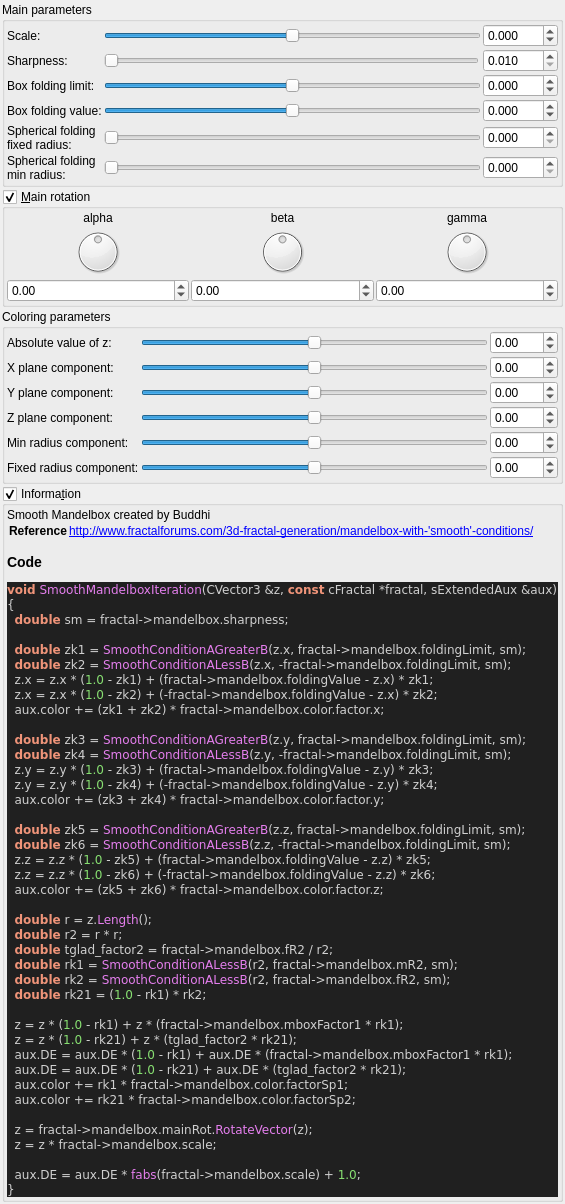
Old version of the form mandelbulber2/qt_data/fractal_smooth_mandelbox.ui in the repository buddhi1980/mandelbulber2.
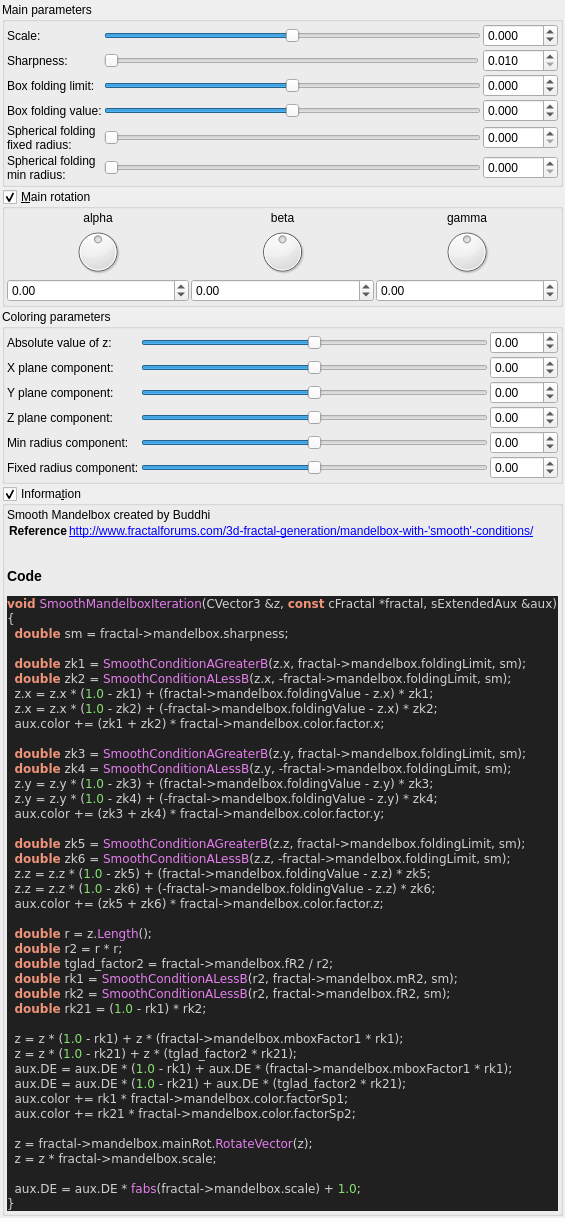
New version of the form. Custom widgets are drawn as their Qt base class.

Commit message:
stripped code highlight output to body tag
 the surrounding part (HTML Tag and comment) contained version specific parts.
 Now only the body tag will be written to the ui file,
 so the complete output of populateUiInformation.php should be reproducable.

 Also readded broken symlinks in deploy/share/mandelbulber2

What changed in the file:
```diff
--- a/mandelbulber2/qt_data/fractal_smooth_mandelbox.ui
+++ b/mandelbulber2/qt_data/fractal_smooth_mandelbox.ui
@@ -989,17 +989,12 @@
        <widget class="QLabel" name="label_code_content">
         <property name="text">
          <string>&lt;p&gt;Smooth Mandelbox created by Buddhi&lt;/p&gt;&lt;table&gt;
-&lt;tr&gt;&lt;th&gt;Reference&lt;/th&gt;&lt;td&gt;&lt;a href=&quot;http://www.fractalforums.com/3d-fractal-generation/mandelbox-with-'smooth'-conditions/&quot;&gt;http://www.fractalforums.com/3d-fractal-generation/mandelbox-with-'smooth'-conditions/&lt;/a&gt;&lt;/td&gt;&lt;/tr&gt;
+&lt;tr&gt;&lt;th&gt;Reference&lt;/th&gt;&lt;td&gt;&lt;a href=&quot;http://www.fractalforums.com/3d-fractal-generation/mandelbox-with-'smooth'-conditions/&quot;&gt;http://www.fractalforums.com/3d-fractal-generation/mandelbox-with-'smooth'-conditions/&lt;br&gt;
+&lt;/td&gt;&lt;/tr&gt;
 &lt;/table&gt;
 &lt;h3&gt;Code&lt;/h3&gt;
-&lt;!DOCTYPE HTML PUBLIC &quot;-//W3C//DTD HTML 4.0 Transitional//EN&quot;&gt;
-&lt;html&gt;
-&lt;head&gt;
-&lt;meta http-equiv=&quot;content-type&quot; content=&quot;text/html; charset=ISO-8859-1&quot;&gt;
-&lt;title&gt;Source file&lt;/title&gt;
-&lt;/head&gt;
 &lt;body style=&quot;background-color:#202020&quot;&gt;
-&lt;pre style=&quot;color:#d0d0d0; background-color:#202020;  font-family:'Courier New';&quot;&gt;&lt;span style=&quot;color:#f09479; font-weight:bold&quot;&gt;void&lt;/span&gt; &lt;span style=&quot;color:#e47eed&quot;&gt;SmoothMandelboxIteration&lt;/span&gt;&lt;span style=&quot;color:#d0d0d0&quot;&gt;(&lt;/span&gt;CVector3 &lt;span style=&quot;color:#d0d0d0&quot;&gt;&amp;amp;&lt;/span&gt;z&lt;span style=&quot;color:#d0d0d0&quot;&gt;,&lt;/span&gt; &lt;span style=&quot;color:#f09479; font-weight:bold&quot;&gt;const&lt;/span&gt; cFractal &lt;span style=&quot;color:#d0d0d0&quot;&gt;*&lt;/span&gt;fractal&lt;span style=&quot;color:#d0d0d0&quot;&gt;,&lt;/span&gt; sExtendedAux &lt;span style=&quot;color:#d0d0d0&quot;&gt;&amp;amp;&lt;/span&gt;aux&lt;span style=&quot;color:#d0d0d0&quot;&gt;)&lt;/span&gt;
+&lt;pre style=&quot;color:#d0d0d0; background-color:#202020;  font-family:'Courier New',monospace;&quot;&gt;&lt;span style=&quot;color:#f09479; font-weight:bold&quot;&gt;void&lt;/span&gt; &lt;span style=&quot;color:#e47eed&quot;&gt;SmoothMandelboxIteration&lt;/span&gt;&lt;span style=&quot;color:#d0d0d0&quot;&gt;(&lt;/span&gt;CVector3 &lt;span style=&quot;color:#d0d0d0&quot;&gt;&amp;amp;&lt;/span&gt;z&lt;span style=&quot;color:#d0d0d0&quot;&gt;,&lt;/span&gt; &lt;span style=&quot;color:#f09479; font-weight:bold&quot;&gt;const&lt;/span&gt; cFractal &lt;span style=&quot;color:#d0d0d0&quot;&gt;*&lt;/span&gt;fractal&lt;span style=&quot;color:#d0d0d0&quot;&gt;,&lt;/span&gt; sExtendedAux &lt;span style=&quot;color:#d0d0d0&quot;&gt;&amp;amp;&lt;/span&gt;aux&lt;span style=&quot;color:#d0d0d0&quot;&gt;)&lt;/span&gt;
 &lt;span style=&quot;color:#d0d0d0&quot;&gt;{&lt;/span&gt;
   &lt;span style=&quot;color:#f09479; font-weight:bold&quot;&gt;double&lt;/span&gt; sm &lt;span style=&quot;color:#d0d0d0&quot;&gt;=&lt;/span&gt; fractal&lt;span style=&quot;color:#d0d0d0&quot;&gt;-&amp;gt;&lt;/span&gt;mandelbox&lt;span style=&quot;color:#d0d0d0&quot;&gt;.&lt;/span&gt;sharpness&lt;span style=&quot;color:#d0d0d0&quot;&gt;;&lt;/span&gt;
 
@@ -1041,10 +1036,7 @@
   aux&lt;span style=&quot;color:#d0d0d0&quot;&gt;.&lt;/span&gt;DE &lt;span style=&quot;color:#d0d0d0&quot;&gt;=&lt;/span&gt; aux&lt;span style=&quot;color:#d0d0d0&quot;&gt;.&lt;/span&gt;DE &lt;span style=&quot;color:#d0d0d0&quot;&gt;*&lt;/span&gt; &lt;span style=&quot;color:#e47eed&quot;&gt;fabs&lt;/span&gt;&lt;span style=&quot;color:#d0d0d0&quot;&gt;(&lt;/span&gt;fractal&lt;span style=&quot;color:#d0d0d0&quot;&gt;-&amp;gt;&lt;/span&gt;mandelbox&lt;span style=&quot;color:#d0d0d0&quot;&gt;.&lt;/span&gt;scale&lt;span style=&quot;color:#d0d0d0&quot;&gt;) +&lt;/span&gt; &lt;span style=&quot;color:#87df71&quot;&gt;1.0&lt;/span&gt;&lt;span style=&quot;color:#d0d0d0&quot;&gt;;&lt;/span&gt;
 &lt;span style=&quot;color:#d0d0d0&quot;&gt;}&lt;/span&gt;
 &lt;/pre&gt;
-&lt;/body&gt;
-&lt;/html&gt;
-&lt;!--HTML generated by highlight 3.9, http://www.andre-simon.de/--&gt;
-</string>
+&lt;/body&gt;</string>
         </property>
         <property name="wordWrap">
          <bool>true</bool>
```
The commit also changes 109 other files.
